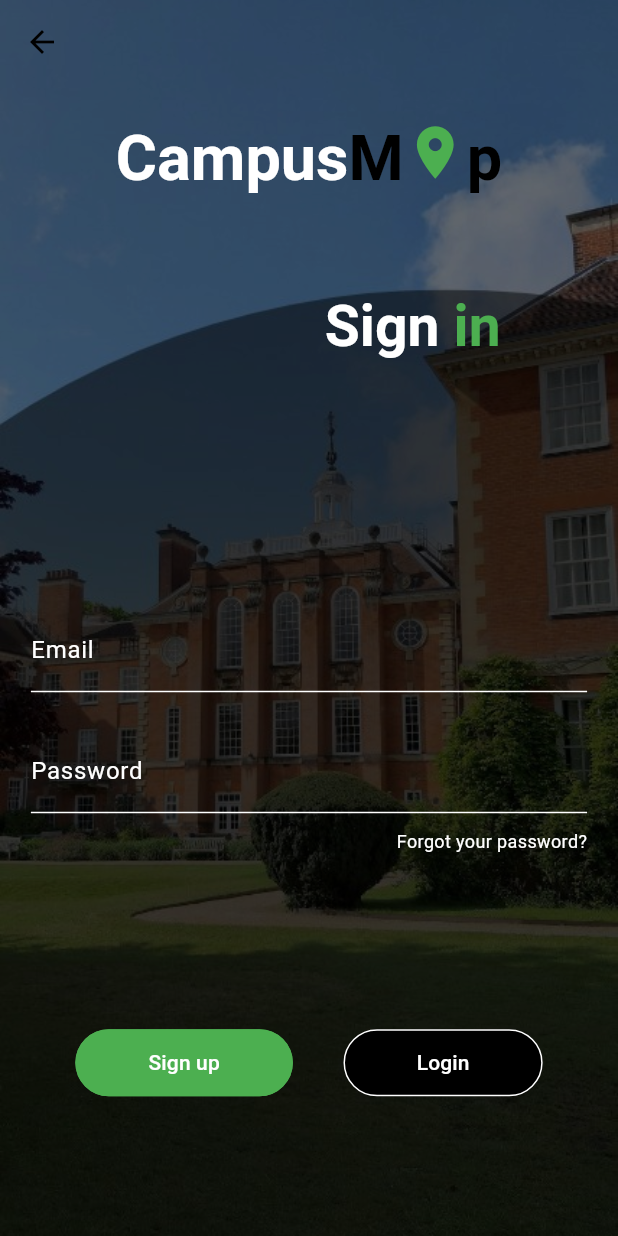
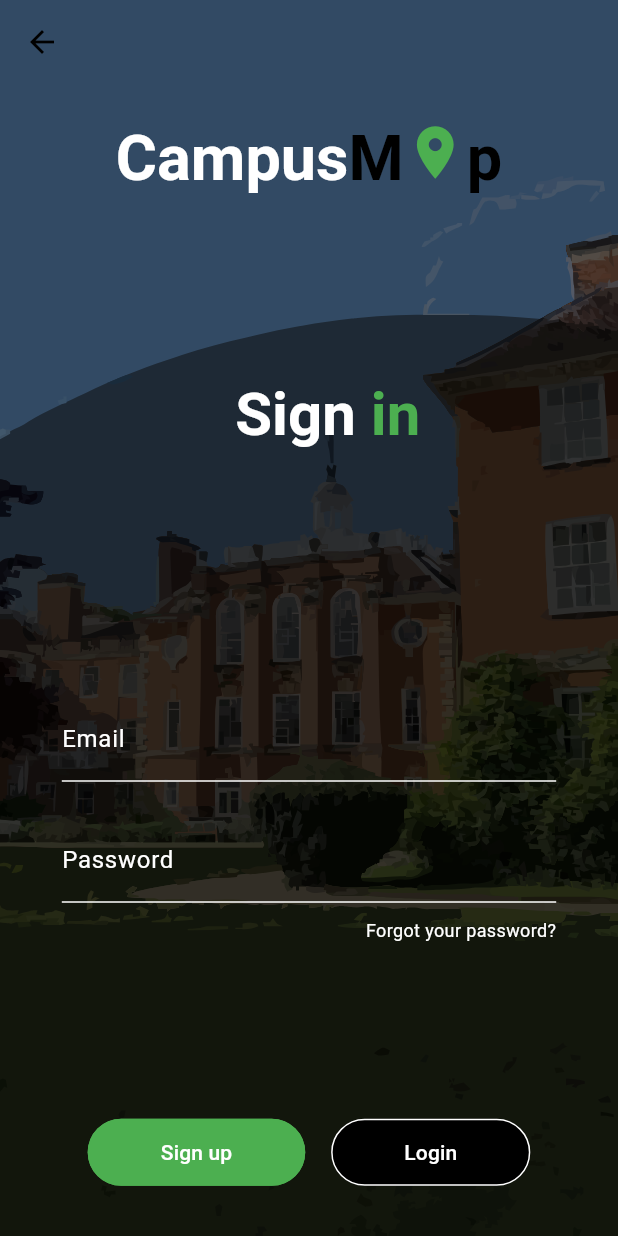
Before and after one commit to ThiagoNogueira2/App-Mobile-Web, a Flutter app: the screen it shows after launch, after a tap on "INICIAR", after a tap on the "logout" icon, on a phone screen of 412 x 824 dp. Run offline on Flutter 3.47's test engine with Material 3 defaults, Android fonts, the phone set to English and light mode, and no system bars; our stand-ins replace flutter_svg, lottie, supabase_flutter; accounts and stored records are empty; network calls fail.

Commit message:
Ajustando Responsivo

```diff
--- a/lib/pages/login_pages.dart
+++ b/lib/pages/login_pages.dart
@@ -1,8 +1,9 @@
 import 'package:flutter/material.dart';
+import 'package:flutter_svg/flutter_svg.dart'; // ✅ Adiciona este import
 import 'package:projectflutter/auth/auth_service.dart';
 import 'package:projectflutter/pages/home_pages.dart';
 import 'package:projectflutter/pages/register_page.dart';
-import 'package:projectflutter/utils/app_dimensions.dart'; // ✅ Importado
+import 'package:projectflutter/utils/app_dimensions.dart';
 
 class LoginPage extends StatefulWidget {
   const LoginPage({super.key});
@@ -61,7 +62,7 @@ class _LoginPageState extends State<LoginPage> {
 
   @override
   Widget build(BuildContext context) {
-    AppDimensions.init(context); // ✅ Inicializa dimensões
+    AppDimensions.init(context);
 
     return Scaffold(
       extendBodyBehindAppBar: true,
@@ -72,12 +73,11 @@ class _LoginPageState extends State<LoginPage> {
       ),
       body: Stack(
         children: [
-          Container(
-            decoration: const BoxDecoration(
-              image: DecorationImage(
-                image: AssetImage('assets/images/faculdade.jpeg'),
-                fit: BoxFit.cover,
-              ),
+          // 🔁 Troca o Container com DecorationImage por SVG
+          SizedBox.expand(
+            child: SvgPicture.asset(
+              'assets/images/imglogin.svg',
+              fit: BoxFit.fill,
             ),
           ),
           Container(color: Colors.black.withOpacity(0.4)),
@@ -113,7 +113,7 @@ class _LoginPageState extends State<LoginPage> {
                           WidgetSpan(
                             child: Icon(
                               Icons.location_on,
-                              color: Colors.green,
+                              color: Color.fromARGB(255, 76, 175, 80),
                               size: 42,
                             ),
                           ),
@@ -129,10 +129,10 @@ class _LoginPageState extends State<LoginPage> {
                       ),
                     ),
                   ),
-                  SizedBox(height: AppDimensions.blockHeight * 8),
+                  SizedBox(height: AppDimensions.blockHeight * 15),
                   Padding(
                     padding: EdgeInsets.only(
-                      right: AppDimensions.blockWidth * 15,
+                      right: AppDimensions.blockWidth * 22,
                     ),
                     child: Align(
                       alignment: Alignment.centerRight,
@@ -142,7 +142,7 @@ class _LoginPageState extends State<LoginPage> {
                             TextSpan(
                               text: "Sign ",
                               style: TextStyle(
-                                fontSize: 38,
+                                fontSize: 40,
                                 color: Colors.white,
                                 fontWeight: FontWeight.bold,
                               ),
@@ -150,7 +150,7 @@ class _LoginPageState extends State<LoginPage> {
                             TextSpan(
                               text: "in",
                               style: TextStyle(
-                                fontSize: 38,
+                                fontSize: 40,
                                 color: Colors.green,
                                 fontWeight: FontWeight.bold,
                               ),
--- a/lib/utils/app_dimensions.dart
+++ b/lib/utils/app_dimensions.dart
@@ -17,8 +17,8 @@ class AppDimensions {
   }
 
   // Exemplo de medidas reutilizáveis
-  static double get paddingSmall => blockWidth * 2;
-  static double get paddingMedium => blockWidth * 4;
+  static double get paddingSmall => blockWidth * 5;
+  static double get paddingMedium => blockWidth * 10;
   static double get paddingLarge => blockWidth * 6;
 
   static double get fontSmall => blockWidth * 3.5;
--- a/pubspec.yaml
+++ b/pubspec.yaml
@@ -14,6 +14,8 @@ dependencies:
   lottie: ^2.7.0  # ou a última versão disponível
   supabase_flutter: ^2.8.4
   cupertino_icons: ^1.0.8
+  flutter_svg: ^2.0.7 # ou a versão mais recente
+
 
 dev_dependencies:
   flutter_test:
@@ -29,3 +31,4 @@ flutter:
       - assets/images/welcome.jpeg
       - assets/animation/loading.json
       - assets/animation/
+      - assets/images/imglogin.svg
```
Also changed, not shown: assets/images/imglogin.svg (added), pubspec.lock.
